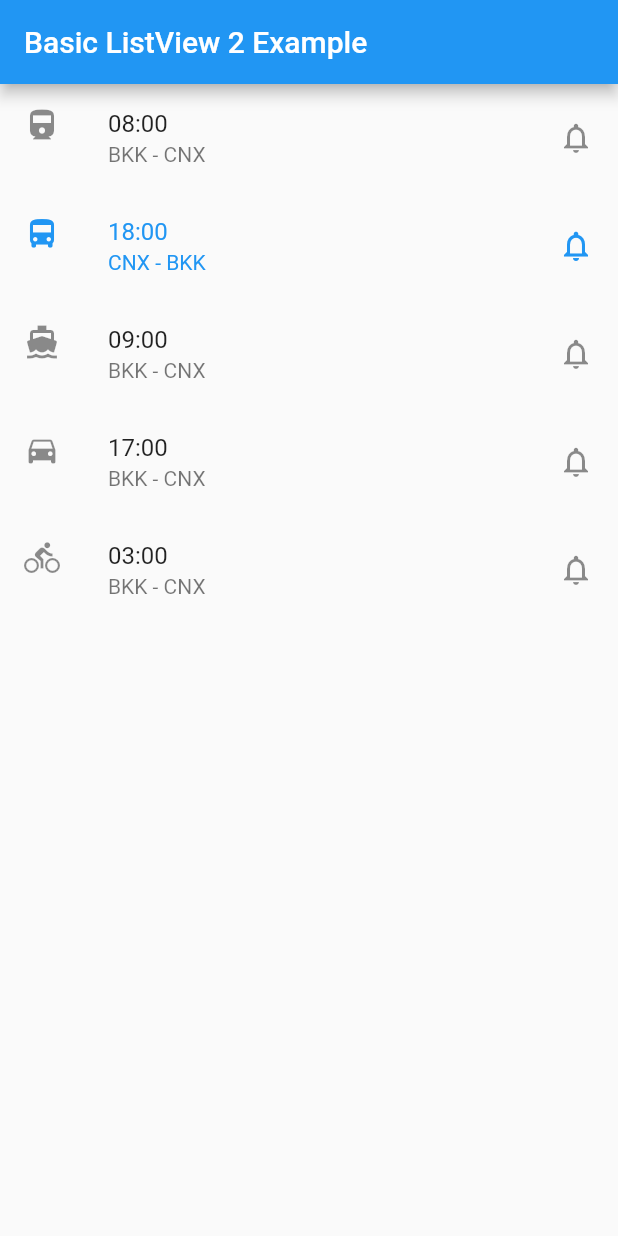
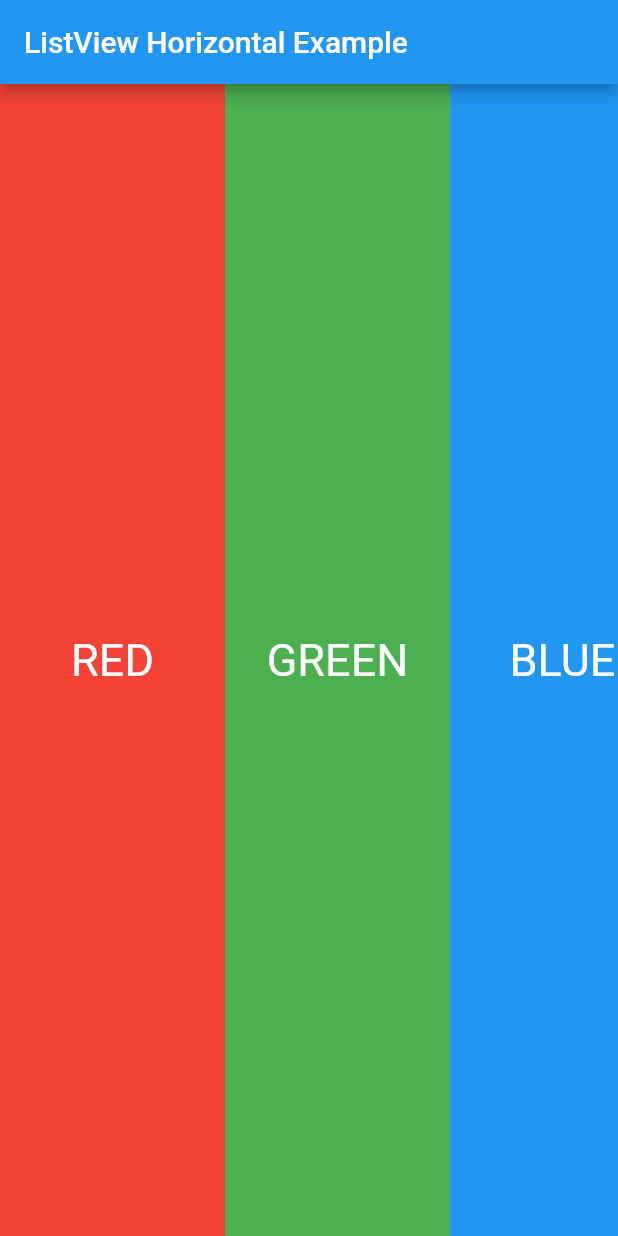
Before and after one commit to nii-ne/myapp, a Flutter app: the screen it shows after launch, on a phone screen of 412 x 824 dp. Run offline on Flutter 3.47's test engine with Material 2 defaults, Android fonts, the phone set to English and light mode, and no system bars.

Commit message:
show ListView Horizontal

```diff
--- a/lib/main.dart
+++ b/lib/main.dart
@@ -6,48 +6,46 @@ class MyApp extends StatelessWidget {
   @override
   Widget build(BuildContext context) {
     return MaterialApp(
-      title: "Basic ListView 2",
+      title: "ListView Horizontal",
       home: Scaffold(
         appBar: AppBar(
-          title: Text("Basic ListView 2 Example"),
+          title: Text("ListView Horizontal Example"),
         ),
-        body: ListView(children: <Widget>[
-          ListTile(
-            leading: Icon(Icons.directions_railway),
-            title: Text("08:00"),
-            subtitle: Text("BKK - CNX"),
-            enabled: true,
-            onTap: () {
-              print("click");
-            },
-            trailing: Icon(Icons.notifications_none),
-          ),
-          ListTile(
-            selected: true,
-            leading: Icon(Icons.directions_bus),
-            title: Text("18:00"),
-            subtitle: Text("CNX - BKK"),
-            trailing: Icon(Icons.notifications_none),
-          ),
-          ListTile(
-            leading: Icon(Icons.directions_boat),
-            title: Text("09:00"),
-            subtitle: Text("BKK - CNX"),
-            trailing: Icon(Icons.notifications_none),
-          ),
-          ListTile(
-            leading: Icon(Icons.directions_car),
-            title: Text("17:00"),
-            subtitle: Text("BKK - CNX"),
-            trailing: Icon(Icons.notifications_none),
-          ),
-          ListTile(
-            leading: Icon(Icons.directions_bike),
-            title: Text("03:00"),
-            subtitle: Text("BKK - CNX"),
-            trailing: Icon(Icons.notifications_none),
-          ),
-        ]),
+        body: ListView(
+          scrollDirection: Axis.horizontal,
+          children: <Widget>[
+            Container(
+              alignment: FractionalOffset.center,
+              width: 150,
+              color: Colors.red,
+              child: Text("RED",style: TextStyle(fontSize: 30,color: Colors.white),),
+            ),
+            Container(
+              alignment: FractionalOffset.center,
+              width: 150,
+              color: Colors.green,
+              child: Text("GREEN",style: TextStyle(fontSize: 30,color: Colors.white),),
+            ),
+            Container(
+              alignment: FractionalOffset.center,
+              width: 150,
+              color: Colors.blue,
+              child: Text("BLUE",style: TextStyle(fontSize: 30,color: Colors.white),),
+            ),
+            Container(
+              alignment: FractionalOffset.center,
+              width: 150,
+              color: Colors.yellow,
+              child: Text("YELLOW",style: TextStyle(fontSize: 30,color: Colors.white),),
+            ),
+            Container(
+              alignment: FractionalOffset.center,
+              width: 150,
+              color: Colors.grey,
+              child: Text("GREY",style: TextStyle(fontSize: 30,color: Colors.white),),
+            ),
+          ],
+        ),
       ),
     );
   }
```
